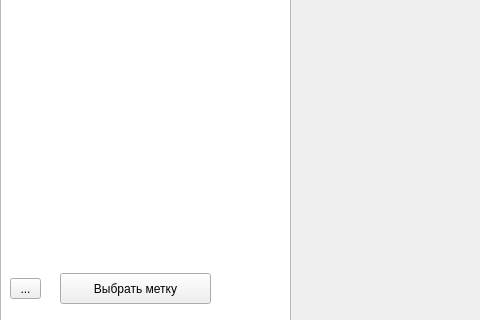
First picture: the form in project/secondwindow.ui, repository AleksandraSorokovikova/MyPlace, before the edit; both pictures show x 0 to 480 and y 297 to 617 of the 1043 by 617 pixel window.
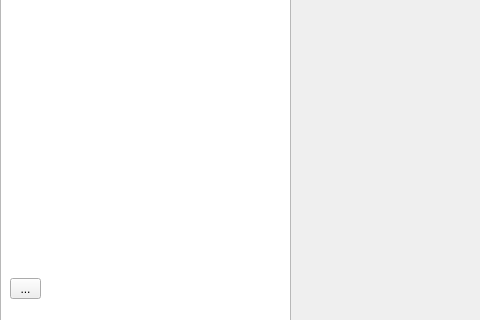
Second picture: the form after the edit. Icons and pictures are not drawn.

```diff
--- a/project/secondwindow.ui
+++ b/project/secondwindow.ui
@@ -52,19 +52,6 @@
     <string>...</string>
    </property>
   </widget>
-  <widget class="QPushButton" name="pushButton_2">
-   <property name="geometry">
-    <rect>
-     <x>60</x>
-     <y>570</y>
-     <width>151</width>
-     <height>31</height>
-    </rect>
-   </property>
-   <property name="text">
-    <string>Выбрать метку</string>
-   </property>
-  </widget>
   <widget class="QToolButton" name="toolButton">
    <property name="geometry">
     <rect>
```
